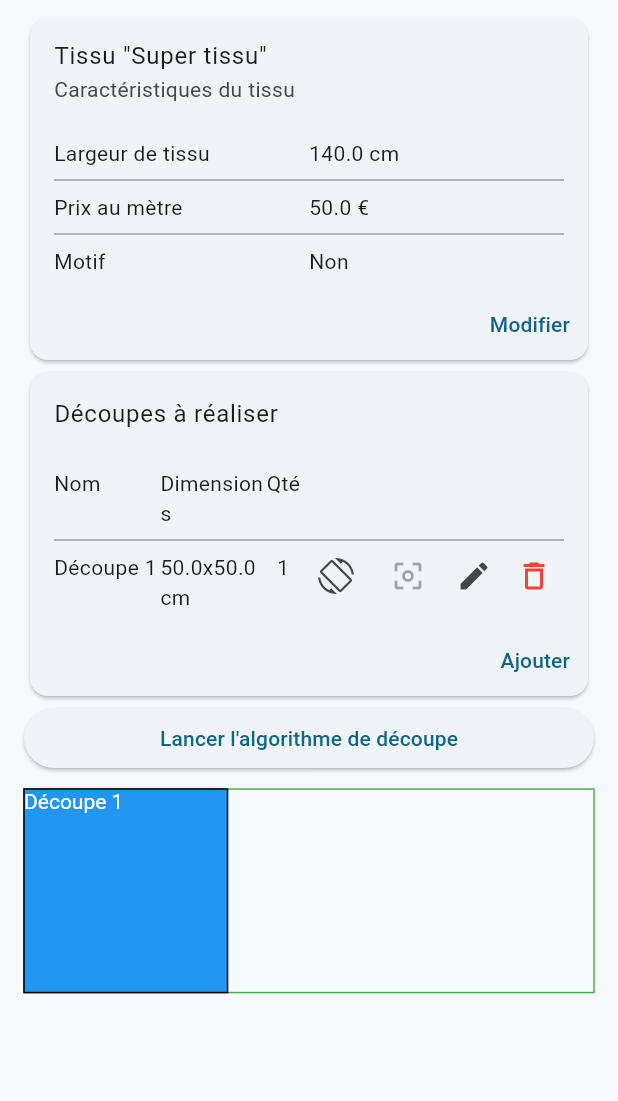
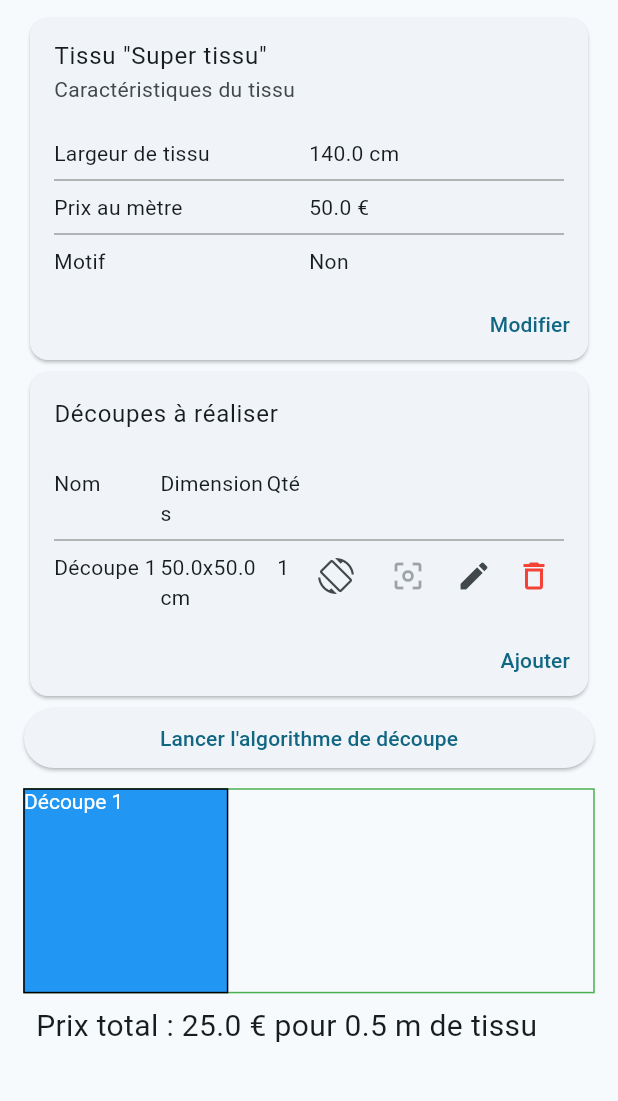
Before and after one commit to coyotte508/cutting-fabric, a Flutter app: the screen it shows after launch, after a tap on the "screen lock rotation" icon, after a tap on "Lancer l'algorithme de découpe", on a phone screen of 412 x 824 dp, the part 84-1185 px from its top. Run offline on Flutter 3.47's test engine with Material 3 defaults, Android fonts, the phone set to English and light mode, and no system bars; our stand-ins replace shared_preferences.

Commit message:
🚧 Progress

```diff
--- a/lib/algorithm.dart
+++ b/lib/algorithm.dart
@@ -31,7 +31,7 @@ class Rectangle {
 }
 
 class PanelPlacements {
-  PanelPlacements({required this.fabricWidth});
+  PanelPlacements({required this.fabricWidth, this.pattern});
 
   final List<PanelPlacement> placements = [];
 
@@ -39,12 +39,13 @@ class PanelPlacements {
   // final OrderedMap<OrderedMap<PanelPlacement>> panelsByX = OrderedMap();
 
   /// For a list of Y coordinates, lists all panels that intersect with that Y coordinate
-  final OrderedMap<OrderedMap<PanelPlacement>> panelsByY = OrderedMap();
+  final OrderedMap<OrderedMap<PanelPlacement>> panelsByY = OrderedMap.of([(k: 0, v: OrderedMap<PanelPlacement>())]);
 
   // todo: maintain a list of "gaps" instead of computing them on the fly
   // it could even contain invalid gaps that would be invalidated when checked next time
 
   final int fabricWidth;
+  PatternInfo? pattern;
 
   get totalLength =>
       placements.fold(0, (previousValue, element) => max(previousValue, element.y + element.panel.length));
@@ -53,37 +54,22 @@ class PanelPlacements {
     final placement = PanelPlacement(panel: panel, x: x, y: y);
     placements.add(placement);
 
-    // final vStart = panelsByX.putIfAbsent(x, OrderedMap());
-    // final vEnd = panelsByX.putIfAbsent(x + panel.width, OrderedMap());
+    final (hStart, addedStart) = panelsByY.putIfAbsent(y, OrderedMap());
+    final (hEnd, addedEnd) = panelsByY.putIfAbsent(y + panel.length - 1, OrderedMap());
 
-    // for (final item in (panelsByX.beforePointer(vStart) ?? OrderedMap())) {
-    //   if (item.v.x + item.v.panel.width >= x) {
-    //     panelsByX.atPointer(vStart)?.put(item.k, item.v);
-    //   }
-    // }
-
-    // for (final item in (panelsByX.atPointer(vEnd) ?? OrderedMap())) {
-    //   if (item.v.x <= x) {
-    //     panelsByX.atPointer(vEnd)?.put(item.k, item.v);
-    //   }
-    // }
-
-    // for (final v in panelsByX.rangedPointerValues(vStart, vEnd)) {
-    //   v.put(y, placement);
-    // }
-
-    final hStart = panelsByY.putIfAbsent(y, OrderedMap());
-    final hEnd = panelsByY.putIfAbsent(y + panel.length, OrderedMap());
-
-    for (final item in (panelsByY.beforePointer(hStart) ?? OrderedMap())) {
-      if (item.v.y + item.v.panel.length >= y) {
-        panelsByY.atPointer(hStart)?.put(item.k, item.v);
+    if (addedStart) {
+      for (final item in (panelsByY.beforePointer(hStart) ?? OrderedMap())) {
+        if (item.v.y + item.v.panel.length - 1 >= y) {
+          panelsByY.atPointer(hStart)!.put(item.k, item.v);
+        }
       }
     }
 
-    for (final item in (panelsByY.atPointer(hEnd) ?? OrderedMap())) {
-      if (item.v.y <= y) {
-        panelsByY.atPointer(hEnd)?.put(item.k, item.v);
+    if (addedEnd) {
+      for (final item in (panelsByY.beforePointer(hEnd) ?? OrderedMap())) {
+        if (item.v.y + item.v.panel.length - 1 >= y) {
+          panelsByY.atPointer(hEnd)!.put(item.k, item.v);
+        }
       }
     }
 
@@ -97,8 +83,8 @@ class PanelPlacements {
   ({bool ok, int? moveRightTo}) canPlacePanel(PanelInfo panel, int x, int y) {
     final placement = PanelPlacement(panel: panel, x: x, y: y);
 
-    for (final v in panelsByY.rangedValuesEnglobing(y, y + panel.length)) {
-      for (final item in v.rangedValuesEnglobing(x, x + panel.width)) {
+    for (final v in panelsByY.rangedValuesEnglobingStart(y, y + panel.length - 1)) {
+      for (final item in v.rangedValuesEnglobingStart(x, x + panel.width - 1)) {
         if (placement.intersects(item)) {
           return (ok: false, moveRightTo: item.x + item.panel.width);
         }
@@ -109,11 +95,15 @@ class PanelPlacements {
   }
 
   void placePanelBottomLeft(PanelInfo panel) {
+    final hasGrid = pattern != null && panel.centerOnPattern;
     var iteratorY = panelsByY.iterator;
 
+    // debugPrint("Placing panel ${panel.width}x${panel.length} on fabric $fabricWidth with pattern $pattern");
+
     if (!iteratorY.moveNext()) {
-      debugPrint("No panels yet, placing at 0, 0");
-      addPanel(panel, 0, 0);
+      // debugPrint("No panels yet, placing at 0, 0");
+      addPanel(panel, hasGrid ? nextGridCoord(0, pattern!.width, panel.width) : 0,
+          hasGrid ? nextGridCoord(0, pattern!.length, panel.length) : 0);
       return;
     }
 
@@ -123,12 +113,23 @@ class PanelPlacements {
 
       final gaps = _findGapsAtY(y.v, panel.width);
 
+      final yCoord = hasGrid ? nextGridCoord(y.k, pattern!.length, panel.length) : y.k;
+
+      if (yCoord > nextY.k) {
+        // debugPrint("Moving to next Y $nextY");
+        y = nextY;
+        continue;
+      }
+      // debugPrint("Y $yCoord");
+
       for (final gap in gaps) {
-        debugPrint("Gap at ${gap.start} to ${gap.end}");
-        for (var x = gap.start; x <= gap.end - panel.width;) {
-          final canPlace = canPlacePanel(panel, x, y.k);
+        // debugPrint("Gap at ${gap.start} to ${gap.end}");
+        for (var x = hasGrid ? nextGridCoord(gap.start, pattern!.width, panel.width) : gap.start;
+            x <= gap.end - panel.width;
+            x = hasGrid ? nextGridCoord(x, pattern!.width, panel.width) : x) {
+          final canPlace = canPlacePanel(panel, x, yCoord);
           if (canPlace.ok) {
-            addPanel(panel, x, y.k);
+            addPanel(panel, x, yCoord);
             return;
           } else {
             x = canPlace.moveRightTo!;
@@ -138,15 +139,16 @@ class PanelPlacements {
 
       y = nextY;
     }
-    addPanel(panel, 0, totalLength);
+    addPanel(panel, hasGrid ? nextGridCoord(0, pattern!.width, panel.width) : 0,
+        hasGrid ? nextGridCoord(totalLength, pattern!.length, panel.length) : totalLength);
   }
 
   Iterable<({int start, int end})> _findGapsAtY(OrderedMap<PanelPlacement> panels, int minWidth) sync* {
-    debugPrint("Finding gaps at Y $minWidth");
+    // debugPrint("Finding gaps at Y $minWidth");
     var prevX = 0;
 
     for (final item in panels) {
-      debugPrint("Panel at ${item.v.x} with width ${item.v.panel.width}");
+      // debugPrint("Panel at ${item.v.x} with width ${item.v.panel.width}");
       if (item.v.x - prevX >= minWidth) {
         yield (start: prevX, end: item.v.x);
       }
@@ -154,8 +156,17 @@ class PanelPlacements {
       prevX = item.v.x + item.v.panel.width;
     }
 
+    // debugPrint("Remaining space ${fabricWidth - prevX} ${fabricWidth} ${prevX} ${minWidth}");
+
     if (fabricWidth - prevX >= minWidth) {
       yield (start: prevX, end: fabricWidth);
     }
   }
 }
+
+int nextGridCoord(int coord, int gridSize, int panelSize) {
+  // debugPrint("Next grid coord $coord $gridSize $panelSize");
+  final offset = ((panelSize - gridSize) ~/ 2 * (gridSize < panelSize ? 1 : -1)) % gridSize;
+  // debugPrint("Offset $offset");
+  return ((coord + gridSize - offset - 1) ~/ gridSize) * gridSize + offset;
+}
--- a/lib/main.dart
+++ b/lib/main.dart
@@ -405,16 +405,33 @@ class _MyHomePageState extends State<MyHomePage> {
             // Button to launch the cutting algorithm
             ElevatedButton(
               onPressed: () {
-                var placements = PanelPlacements(fabricWidth: _fabric.width);
+                final placements = PanelPlacements(fabricWidth: _fabric.width, pattern: _fabric.pattern);
+                List<PanelInfo> panelArray = [];
 
                 for (final panel in _panels) {
                   for (var i = 0; i < panel.quantity; i++) {
+                    panelArray.add(panel);
                     placements.placePanelBottomLeft(panel);
                   }
                 }
 
+                var bestPlacements = placements;
+
+                for (var i = 0; i < 1000; i++) {
+                  final newPlacements = PanelPlacements(fabricWidth: _fabric.width, pattern: _fabric.pattern);
+                  panelArray.shuffle();
+
+                  for (final panel in panelArray) {
+                    newPlacements.placePanelBottomLeft(panel);
+                  }
+
+                  if (newPlacements.totalLength < bestPlacements.totalLength) {
+                    bestPlacements = newPlacements;
+                  }
+                }
+
                 setState(() {
-                  _placements = placements;
+                  _placements = bestPlacements;
                 });
 
                 debugPrint("done");
@@ -436,12 +453,16 @@ class _MyHomePageState extends State<MyHomePage> {
                               _placements!.totalLength * min(constraints.maxWidth, maxCanvasWidth) / _fabric.width),
                         );
                       }),
+                    ),
+                    Padding(
+                      padding: const EdgeInsets.all(8.0),
+                      child: Text(
+                        "Prix total : ${_placements!.totalLength / 1000 * _fabric.pricePerMeter / 100} € pour ${_placements!.totalLength / 1000} m de tissu",
+                        style: const TextStyle(fontSize: 20.0),
+                      ),
                     )
                   ]
                 : []),
-            const SizedBox.square(
-              dimension: 10.0,
-            ),
           ],
         ),
       ),
--- a/lib/ordered_map.dart
+++ b/lib/ordered_map.dart
@@ -54,16 +54,16 @@ class OrderedMap<V> extends Iterable<({int k, V v})> {
     return pointer.exact != null;
   }
 
-  OrderedMapPointer putIfAbsent(int k, V v) {
+  (OrderedMapPointer, bool added) putIfAbsent(int k, V v) {
     final pointer = this.pointer(k);
     if (pointer.exact != null) {
-      return pointer;
+      return (pointer, false);
     } else if (pointer.prev == null) {
       _list.insert(0, (k: k, v: v));
-      return (prev: null, exact: 0, next: _list.length > 1 ? 1 : null);
+      return ((prev: null, exact: 0, next: _list.length > 1 ? 1 : null), true);
     } else {
       _list.insert(pointer.prev! + 1, (k: k, v: v));
-      return (prev: pointer.prev, exact: pointer.prev! + 1, next: pointer.prev! + 2);
+      return ((prev: pointer.prev, exact: pointer.prev! + 1, next: pointer.prev! + 2), true);
     }
   }
 
@@ -109,17 +109,17 @@ class OrderedMap<V> extends Iterable<({int k, V v})> {
 
   /// Returns values in the range [start, endIncl]
   /// If there is no exact match for start, it will return the previous value
-  /// If there is no exact match for endIncl, it will return the next value
-  Iterable<V> rangedValuesEnglobing(int minKey, int maxKeyIncl) sync* {
+  /// If there is no exact match for endIncl, it will return the previous value
+  Iterable<V> rangedValuesEnglobingStart(int minKey, int maxKeyIncl) sync* {
     final startPointer = this.pointer(minKey);
     final startIndex = startPointer.exact ?? startPointer.prev ?? 0;
 
     for (var i = startIndex; i < _list.length; i++) {
-      yield _list[i].v;
-
-      if (_list[i].k >= maxKeyIncl) {
+      if (_list[i].k > maxKeyIncl) {
         break;
       }
+
+      yield _list[i].v;
     }
   }
 
```
